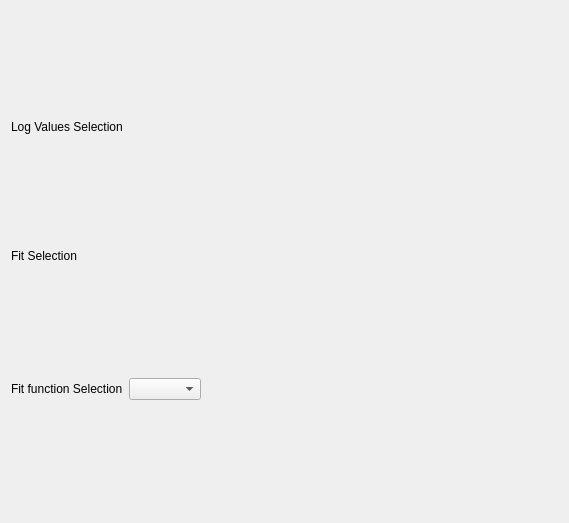
mantidproject/mantid, file scripts/Muon/GUI/Common/results_tab_widget/results_tab_view.ui: the form before one commit.
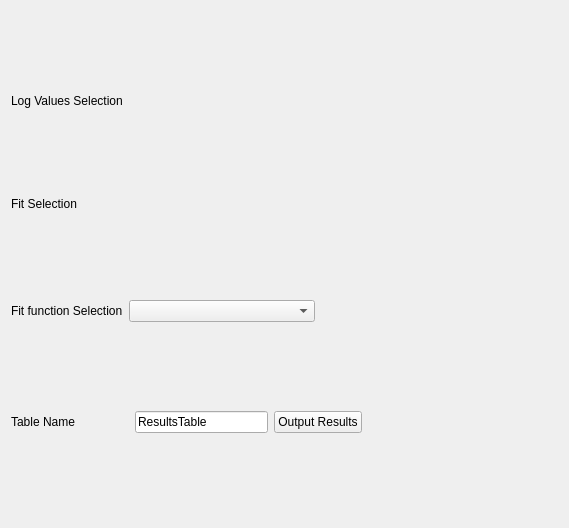
The form after the commit.

Commit message: Added initial result table clicked handling

The edit to the form file:
```diff
--- a/scripts/Muon/GUI/Common/results_tab_widget/results_tab_view.ui
+++ b/scripts/Muon/GUI/Common/results_tab_widget/results_tab_view.ui
@@ -7,33 +7,60 @@
     <x>0</x>
     <y>0</y>
     <width>569</width>
-    <height>523</height>
+    <height>528</height>
    </rect>
   </property>
   <property name="windowTitle">
    <string>Form</string>
   </property>
   <layout class="QGridLayout" name="gridLayout">
-   <item row="0" column="0">
-    <widget class="QLabel" name="label">
-     <property name="sizePolicy">
-      <sizepolicy hsizetype="Preferred" vsizetype="Fixed">
-       <horstretch>0</horstretch>
-       <verstretch>0</verstretch>
-      </sizepolicy>
-     </property>
-     <property name="text">
-      <string>Log Values Selection</string>
-     </property>
-    </widget>
-   </item>
-   <item row="1" column="0" colspan="3">
+   <item row="1" column="0" colspan="6">
     <layout class="QGridLayout" name="log_value_layout">
      <property name="sizeConstraint">
       <enum>QLayout::SetFixedSize</enum>
      </property>
     </layout>
    </item>
+   <item row="3" column="4" colspan="2">
+    <spacer name="horizontalSpacer">
+     <property name="orientation">
+      <enum>Qt::Horizontal</enum>
+     </property>
+     <property name="sizeHint" stdset="0">
+      <size>
+       <width>196</width>
+       <height>20</height>
+      </size>
+     </property>
+    </spacer>
+   </item>
+   <item row="5" column="3" colspan="2">
+    <widget class="QPushButton" name="output_results_table_button">
+     <property name="text">
+      <string>Output Results</string>
+     </property>
+    </widget>
+   </item>
+   <item row="5" column="5">
+    <spacer name="horizontalSpacer_3">
+     <property name="orientation">
+      <enum>Qt::Horizontal</enum>
+     </property>
+     <property name="sizeHint" stdset="0">
+      <size>
+       <width>134</width>
+       <height>20</height>
+      </size>
+     </property>
+    </spacer>
+   </item>
+   <item row="4" column="0" colspan="6">
+    <layout class="QGridLayout" name="fit_layout">
+     <property name="sizeConstraint">
+      <enum>QLayout::SetFixedSize</enum>
+     </property>
+    </layout>
+   </item>
    <item row="2" column="0">
     <widget class="QLabel" name="label_2">
      <property name="sizePolicy">
@@ -60,28 +87,48 @@
      </property>
     </widget>
    </item>
-   <item row="3" column="1">
-    <widget class="QComboBox" name="fit_function_combo"/>
+   <item row="0" column="0">
+    <widget class="QLabel" name="label">
+     <property name="sizePolicy">
+      <sizepolicy hsizetype="Preferred" vsizetype="Fixed">
+       <horstretch>0</horstretch>
+       <verstretch>0</verstretch>
+      </sizepolicy>
+     </property>
+     <property name="text">
+      <string>Log Values Selection</string>
+     </property>
+    </widget>
    </item>
-   <item row="3" column="2">
-    <spacer name="horizontalSpacer">
-     <property name="orientation">
-      <enum>Qt::Horizontal</enum>
+   <item row="5" column="2">
+    <widget class="QLineEdit" name="results_table_line_edit">
+     <property name="sizePolicy">
+      <sizepolicy hsizetype="MinimumExpanding" vsizetype="Fixed">
+       <horstretch>0</horstretch>
+       <verstretch>0</verstretch>
+      </sizepolicy>
      </property>
-     <property name="sizeHint" stdset="0">
-      <size>
-       <width>316</width>
-       <height>20</height>
-      </size>
+     <property name="text">
+      <string>ResultsTable</string>
      </property>
-    </spacer>
+    </widget>
    </item>
-   <item row="4" column="0" colspan="3">
-    <layout class="QGridLayout" name="fit_layout">
-     <property name="sizeConstraint">
-      <enum>QLayout::SetFixedSize</enum>
+   <item row="3" column="1" colspan="3">
+    <widget class="QComboBox" name="fit_function_combo">
+     <property name="sizePolicy">
+      <sizepolicy hsizetype="MinimumExpanding" vsizetype="Fixed">
+       <horstretch>0</horstretch>
+       <verstretch>0</verstretch>
+      </sizepolicy>
      </property>
-    </layout>
+    </widget>
+   </item>
+   <item row="5" column="0" colspan="2">
+    <widget class="QLabel" name="label_4">
+     <property name="text">
+      <string>Table Name</string>
+     </property>
+    </widget>
    </item>
   </layout>
   <zorder>gridLayoutWidget</zorder>
@@ -92,6 +139,10 @@
   <zorder>label_3</zorder>
   <zorder>label_3</zorder>
   <zorder>horizontalSpacer</zorder>
+  <zorder>output_results_table_button</zorder>
+  <zorder>horizontalSpacer_3</zorder>
+  <zorder>results_table_line_edit</zorder>
+  <zorder>label_4</zorder>
  </widget>
  <resources/>
  <connections/>
```
The commit also changes 4 other files.
